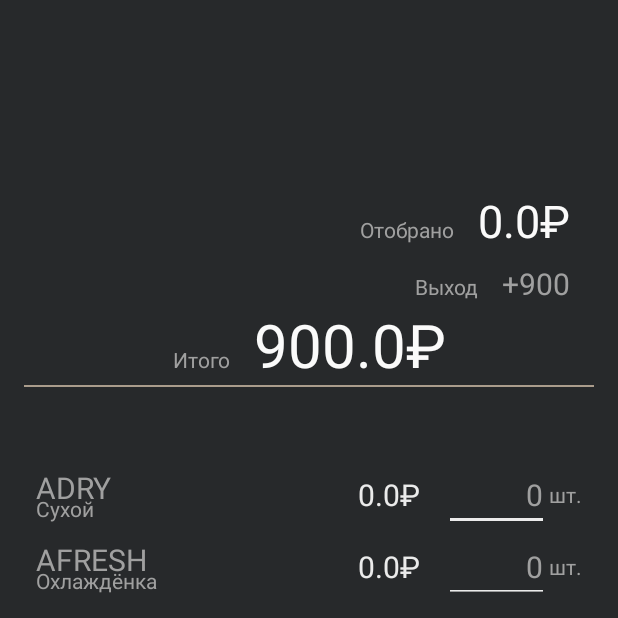
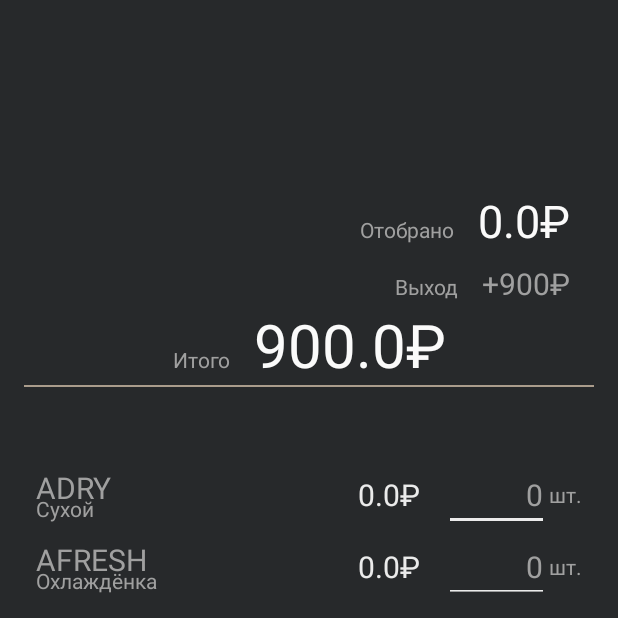
Before and after one commit to trifonovkv/Production, an Android app: the screen it shows after launch (MainActivity), on a phone screen of 412 x 824 dp, the top half of it. Run offline under Robolectric (Android 15) with nearby library versions, the light colour scheme and no system bars; our stand-ins replace navigation-ui; Roboto replaces fonts that are not available here.

Commit message:
some design fixes

```diff
--- a/app/src/main/java/com/trifonovkv/production/ui/calc/CalcFragment.kt
+++ b/app/src/main/java/com/trifonovkv/production/ui/calc/CalcFragment.kt
@@ -105,7 +105,7 @@ class CalcFragment : Fragment() {
         amezPrice = sharedPrefs.getString("amez_price", "1.50").toString()
         holod3Price = sharedPrefs.getString("holod3_price", "1.30").toString()
 
-        "+$shiftPrice".also { binding.textViewShiftFee.text = it }
+        "+$shiftPrice${getString(R.string.ruble_sign)}".also { binding.textViewShiftFee.text = it }
 
         val adryResult = (binding.editTextAdry.text.toString().toIntOrNull() ?: 0) * adryPrice.toDouble()
         val afreshResult = (binding.editTextAfresh.text.toString().toIntOrNull() ?: 0) * afreshPrice.toDouble()
--- a/app/src/main/res/values/styles.xml
+++ b/app/src/main/res/values/styles.xml
@@ -90,6 +90,7 @@
         <item name="android:layout_width">wrap_content</item>
         <item name="android:layout_weight">0</item>
         <item name="android:text">@string/ruble_sign</item>
+        <item name="android:textSize">16sp</item>
     </style>
 
     <style name="position_enter_price" parent="position_enter_count">
```
